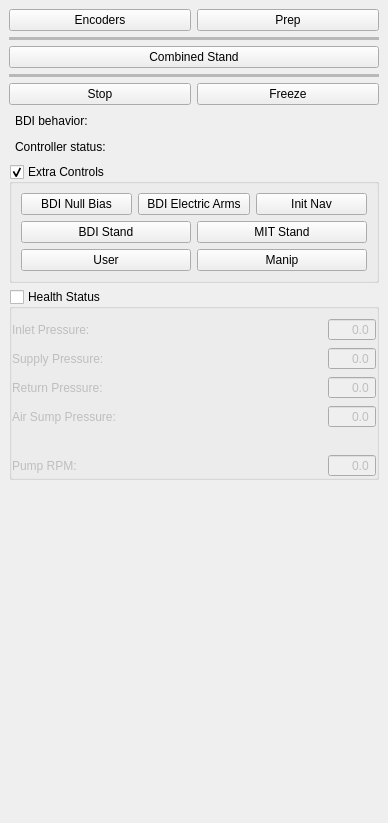
Qt form software/ddapp/src/app/ddAtlasDriverPanel.ui (openhumanoids/oh-distro) before a commit.
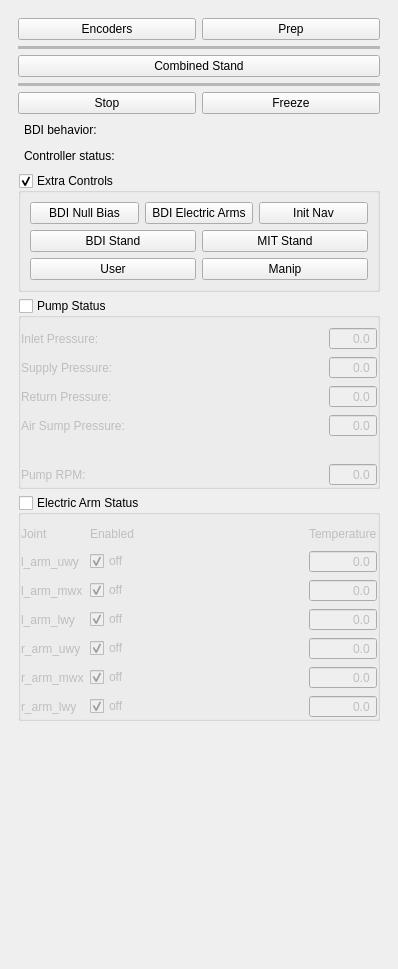
The same form after that commit.

Commit message: add electric arm enabled status and temperature status to director

The edit to the form file:
```diff
--- a/software/ddapp/src/app/ddAtlasDriverPanel.ui
+++ b/software/ddapp/src/app/ddAtlasDriverPanel.ui
@@ -6,8 +6,8 @@
    <rect>
     <x>0</x>
     <y>0</y>
-    <width>388</width>
-    <height>823</height>
+    <width>398</width>
+    <height>969</height>
    </rect>
   </property>
   <property name="windowTitle">
@@ -42,18 +42,12 @@
        <rect>
         <x>0</x>
         <y>0</y>
-        <width>388</width>
-        <height>823</height>
+        <width>399</width>
+        <height>969</height>
        </rect>
       </property>
-      <layout class="QGridLayout" name="gridLayout_3">
-       <property name="margin">
-        <number>0</number>
-       </property>
-       <property name="spacing">
-        <number>0</number>
-       </property>
-       <item row="0" column="0">
+      <layout class="QVBoxLayout" name="verticalLayout_5">
+       <item>
         <widget class="QWidget" name="widget" native="true">
          <layout class="QVBoxLayout" name="verticalLayout_2">
           <item>
@@ -305,12 +299,12 @@
            </widget>
           </item>
           <item>
-           <widget class="QGroupBox" name="statusGroupBox">
+           <widget class="QGroupBox" name="pumpStatusGroupBox">
             <property name="focusPolicy">
              <enum>Qt::NoFocus</enum>
             </property>
             <property name="title">
-             <string>Health Status</string>
+             <string>Pump Status</string>
             </property>
             <property name="checkable">
              <bool>true</bool>
@@ -511,10 +505,333 @@
             </layout>
            </widget>
           </item>
+          <item>
+           <widget class="QGroupBox" name="electricArmStatusGroupBox">
+            <property name="focusPolicy">
+             <enum>Qt::NoFocus</enum>
+            </property>
+            <property name="title">
+             <string>Electric Arm Status</string>
+            </property>
+            <property name="checkable">
+             <bool>true</bool>
+            </property>
+            <property name="checked">
+             <bool>false</bool>
+            </property>
+            <layout class="QVBoxLayout" name="verticalLayout_4">
+             <property name="leftMargin">
+              <number>0</number>
+             </property>
+             <property name="topMargin">
+              <number>9</number>
+             </property>
+             <property name="rightMargin">
+              <number>0</number>
+             </property>
+             <property name="bottomMargin">
+              <number>0</number>
+             </property>
+             <item>
+              <layout class="QGridLayout" name="gridLayout_2">
+               <item row="3" column="0">
+                <widget class="QLabel" name="label3_2">
+                 <property name="text">
+                  <string>l_arm_lwy</string>
+                 </property>
+                </widget>
+               </item>
+               <item row="6" column="1">
+                <widget class="QCheckBox" name="armCheck6">
+                 <property name="text">
+                  <string>off</string>
+                 </property>
+                 <property name="checked">
+                  <bool>true</bool>
+                 </property>
+                </widget>
+               </item>
+               <item row="2" column="1">
+                <widget class="QCheckBox" name="armCheck2">
+                 <property name="text">
+                  <string>off</string>
+                 </property>
+                 <property name="checked">
+                  <bool>true</bool>
+                 </property>
+                </widget>
+               </item>
+               <item row="0" column="0">
+                <widget class="QLabel" name="label1_3">
+                 <property name="text">
+                  <string>Joint</string>
+                 </property>
+                </widget>
+               </item>
+               <item row="6" column="3">
+                <widget class="QDoubleSpinBox" name="armTemp6">
+                 <property name="focusPolicy">
+                  <enum>Qt::NoFocus</enum>
+                 </property>
+                 <property name="frame">
+                  <bool>true</bool>
+                 </property>
+                 <property name="alignment">
+                  <set>Qt::AlignRight|Qt::AlignTrailing|Qt::AlignVCenter</set>
+                 </property>
+                 <property name="readOnly">
+                  <bool>false</bool>
+                 </property>
+                 <property name="buttonSymbols">
+                  <enum>QAbstractSpinBox::NoButtons</enum>
+                 </property>
+                 <property name="decimals">
+                  <number>1</number>
+                 </property>
+                 <property name="maximum">
+                  <double>9999.899999999999636</double>
+                 </property>
+                </widget>
+               </item>
+               <item row="4" column="1">
+                <widget class="QCheckBox" name="armCheck4">
+                 <property name="text">
+                  <string>off</string>
+                 </property>
+                 <property name="checked">
+                  <bool>true</bool>
+                 </property>
+                </widget>
+               </item>
+               <item row="0" column="3">
+                <widget class="QLabel" name="label_3">
+                 <property name="text">
+                  <string>Temperature</string>
+                 </property>
+                </widget>
+               </item>
+               <item row="1" column="3">
+                <widget class="QDoubleSpinBox" name="armTemp1">
+                 <property name="focusPolicy">
+                  <enum>Qt::NoFocus</enum>
+                 </property>
+                 <property name="frame">
+                  <bool>true</bool>
+                 </property>
+                 <property name="alignment">
+                  <set>Qt::AlignRight|Qt::AlignTrailing|Qt::AlignVCenter</set>
+                 </property>
+                 <property name="readOnly">
+                  <bool>false</bool>
+                 </property>
+                 <property name="buttonSymbols">
+                  <enum>QAbstractSpinBox::NoButtons</enum>
+                 </property>
+                 <property name="suffix">
+                  <string/>
+                 </property>
+                 <property name="decimals">
+                  <number>1</number>
+                 </property>
+                 <property name="maximum">
+                  <double>9999.899999999999636</double>
+                 </property>
+                </widget>
+               </item>
+               <item row="1" column="1">
+                <widget class="QCheckBox" name="armCheck1">
+                 <property name="text">
+                  <string>off</string>
+                 </property>
+                 <property name="checked">
+                  <bool>true</bool>
+                 </property>
+                </widget>
+               </item>
+               <item row="5" column="1">
+                <widget class="QCheckBox" name="armCheck5">
+                 <property name="text">
+                  <string>off</string>
+                 </property>
+                 <property name="checked">
+                  <bool>true</bool>
+                 </property>
+                </widget>
+               </item>
+               <item row="5" column="3">
+                <widget class="QDoubleSpinBox" name="armTemp5">
+                 <property name="focusPolicy">
+                  <enum>Qt::NoFocus</enum>
+                 </property>
+                 <property name="frame">
+                  <bool>true</bool>
+                 </property>
+                 <property name="alignment">
+                  <set>Qt::AlignRight|Qt::AlignTrailing|Qt::AlignVCenter</set>
+                 </property>
+                 <property name="readOnly">
+                  <bool>false</bool>
+                 </property>
+                 <property name="buttonSymbols">
+                  <enum>QAbstractSpinBox::NoButtons</enum>
+                 </property>
+                 <property name="decimals">
+                  <number>1</number>
+                 </property>
+                 <property name="maximum">
+                  <double>9999.899999999999636</double>
+                 </property>
+                </widget>
+               </item>
+               <item row="5" column="0">
+                <widget class="QLabel" name="label2_2">
+                 <property name="text">
+                  <string>r_arm_mwx</string>
+                 </property>
+                </widget>
+               </item>
+               <item row="4" column="0">
+                <widget class="QLabel" name="label4_2">
+                 <property name="text">
+                  <string>r_arm_uwy</string>
+                 </property>
+                </widget>
+               </item>
+               <item row="2" column="0">
+                <widget class="QLabel" name="label5_2">
+                 <property name="text">
+                  <string>l_arm_mwx</string>
+                 </property>
+                </widget>
+               </item>
+               <item row="1" column="0">
+                <widget class="QLabel" name="label1_2">
+                 <property name="text">
+                  <string>l_arm_uwy</string>
+                 </property>
+                </widget>
+               </item>
+               <item row="3" column="3">
+                <widget class="QDoubleSpinBox" name="armTemp3">
+                 <property name="focusPolicy">
+                  <enum>Qt::NoFocus</enum>
+                 </property>
+                 <property name="frame">
+                  <bool>true</bool>
+                 </property>
+                 <property name="alignment">
+                  <set>Qt::AlignRight|Qt::AlignTrailing|Qt::AlignVCenter</set>
+                 </property>
+                 <property name="readOnly">
+                  <bool>false</bool>
+                 </property>
+                 <property name="buttonSymbols">
+                  <enum>QAbstractSpinBox::NoButtons</enum>
+                 </property>
+                 <property name="decimals">
+                  <number>1</number>
+                 </property>
+                 <property name="maximum">
+                  <double>9999.899999999999636</double>
+                 </property>
+                </widget>
+               </item>
+               <item row="2" column="3">
+                <widget class="QDoubleSpinBox" name="armTemp2">
+                 <property name="focusPolicy">
+                  <enum>Qt::NoFocus</enum>
+                 </property>
+                 <property name="frame">
+                  <bool>true</bool>
+                 </property>
+                 <property name="alignment">
+                  <set>Qt::AlignRight|Qt::AlignTrailing|Qt::AlignVCenter</set>
+                 </property>
+                 <property name="readOnly">
+                  <bool>false</bool>
+                 </property>
+                 <property name="buttonSymbols">
+                  <enum>QAbstractSpinBox::NoButtons</enum>
+                 </property>
+                 <property name="decimals">
+                  <number>1</number>
+                 </property>
+                 <property name="maximum">
+                  <double>9999.899999999999636</double>
+                 </property>
+                </widget>
+               </item>
+               <item row="6" column="0">
+                <widget class="QLabel" name="label2_3">
+                 <property name="text">
+                  <string>r_arm_lwy</string>
+                 </property>
+                </widget>
+               </item>
+               <item row="4" column="3">
+                <widget class="QDoubleSpinBox" name="armTemp4">
+                 <property name="focusPolicy">
+                  <enum>Qt::NoFocus</enum>
+                 </property>
+                 <property name="frame">
+                  <bool>true</bool>
+                 </property>
+                 <property name="alignment">
+                  <set>Qt::AlignRight|Qt::AlignTrailing|Qt::AlignVCenter</set>
+                 </property>
+                 <property name="readOnly">
+                  <bool>false</bool>
+                 </property>
+                 <property name="buttonSymbols">
+                  <enum>QAbstractSpinBox::NoButtons</enum>
+                 </property>
+                 <property name="decimals">
+                  <number>1</number>
+                 </property>
+                 <property name="maximum">
+                  <double>9999.899999999999636</double>
+                 </property>
+                </widget>
+               </item>
+               <item row="0" column="1">
+                <widget class="QLabel" name="label_2">
+                 <property name="text">
+                  <string>Enabled</string>
+                 </property>
+                </widget>
+               </item>
+               <item row="3" column="1">
+                <widget class="QCheckBox" name="armCheck3">
+                 <property name="text">
+                  <string>off</string>
+                 </property>
+                 <property name="checked">
+                  <bool>true</bool>
+                 </property>
+                </widget>
+               </item>
+               <item row="0" column="2">
+                <spacer name="horizontalSpacer">
+                 <property name="orientation">
+                  <enum>Qt::Horizontal</enum>
+                 </property>
+                 <property name="sizeHint" stdset="0">
+                  <size>
+                   <width>40</width>
+                   <height>20</height>
+                  </size>
+                 </property>
+                </spacer>
+               </item>
+              </layout>
+             </item>
+            </layout>
+           </widget>
+          </item>
          </layout>
         </widget>
        </item>
-       <item row="1" column="0">
+       <item>
         <spacer name="verticalSpacer">
          <property name="orientation">
           <enum>Qt::Vertical</enum>
```
The commit also changes 2 other files.
